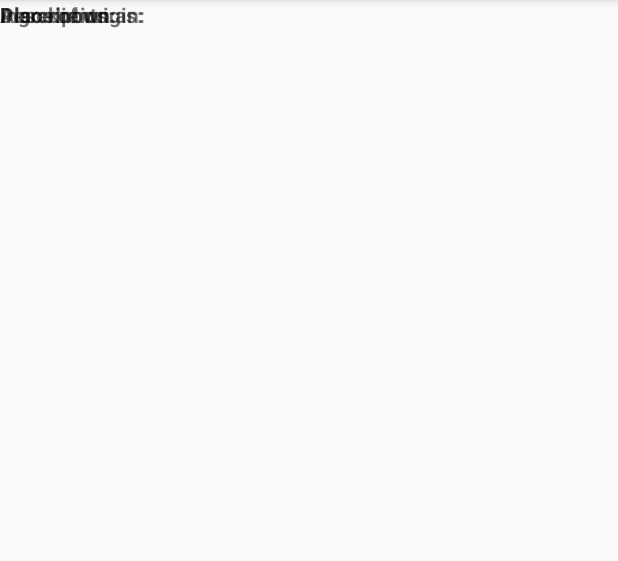
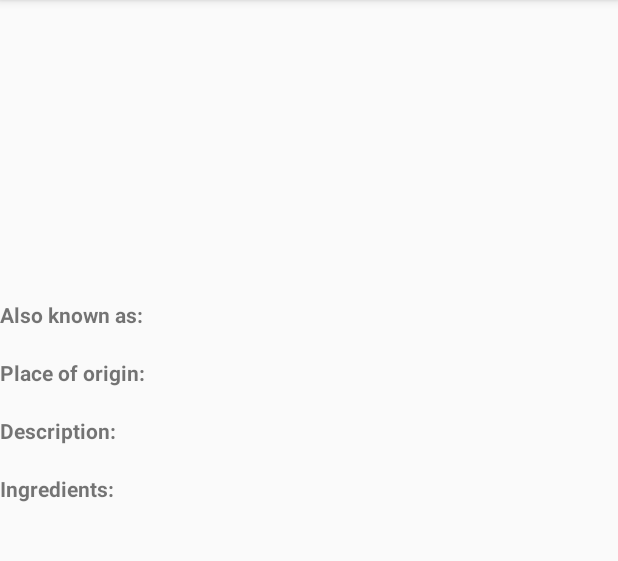
Before and after one commit to amy6/sandwich-club, an Android app: the DetailActivity screen opened directly, with no data from a screen before it, on a phone screen of 412 x 824 dp, the part 84-645 px from its top. Run offline under Robolectric (Android 15) with nearby library versions, the phone set to English and light mode, and no system bars; our stand-ins replace Picasso; 1 statement that could not run was skipped.

Commit message:
add json parsing logic
update detail screen layout

resolve references to individual textviews in detailed screen

```diff
--- a/app/src/main/java/com/udacity/sandwichclub/MainActivity.java
+++ b/app/src/main/java/com/udacity/sandwichclub/MainActivity.java
@@ -9,6 +9,8 @@ import android.widget.ArrayAdapter;
 import android.widget.ListView;
 
 public class MainActivity extends AppCompatActivity {
+
+    public static final String LOG_TAG = MainActivity.class.getSimpleName();
 
     @Override
     protected void onCreate(Bundle savedInstanceState) {
--- a/app/src/main/res/layout/activity_detail.xml
+++ b/app/src/main/res/layout/activity_detail.xml
@@ -1,8 +1,9 @@
 <?xml version="1.0" encoding="utf-8"?>
-<FrameLayout xmlns:android="http://schemas.android.com/apk/res/android"
+<LinearLayout xmlns:android="http://schemas.android.com/apk/res/android"
     xmlns:tools="http://schemas.android.com/tools"
     android:layout_width="match_parent"
     android:layout_height="match_parent"
+    android:orientation="vertical"
     tools:context="com.udacity.sandwichclub.DetailActivity">
 
     <ImageView
@@ -14,37 +15,10 @@
         android:scaleType="centerCrop" />
 
     <TextView
-        android:id="@+id/origin_tv"
-        android:layout_width="wrap_content"
-        android:layout_height="wrap_content" />
-
-    <TextView
         android:layout_width="wrap_content"
         android:layout_height="wrap_content"
         android:text="@string/detail_also_known_as_label"
         android:textStyle="bold" />
-
-    <TextView
-        android:layout_width="wrap_content"
-        android:layout_height="wrap_content"
-        android:text="@string/detail_ingredients_label"
-        android:textStyle="bold" />
-
-    <TextView
-        android:layout_width="wrap_content"
-        android:layout_height="wrap_content"
-        android:text="@string/detail_place_of_origin_label"
-        android:textStyle="bold" />
-
-    <TextView
-        android:id="@+id/description_tv"
-        android:layout_width="wrap_content"
-        android:layout_height="wrap_content" />
-
-    <TextView
-        android:id="@+id/ingredients_tv"
-        android:layout_width="wrap_content"
-        android:layout_height="wrap_content" />
 
     <TextView
         android:id="@+id/also_known_tv"
@@ -54,6 +28,34 @@
     <TextView
         android:layout_width="wrap_content"
         android:layout_height="wrap_content"
+        android:text="@string/detail_place_of_origin_label"
+        android:textStyle="bold" />
+
+    <TextView
+        android:id="@+id/origin_tv"
+        android:layout_width="wrap_content"
+        android:layout_height="wrap_content" />
+
+    <TextView
+        android:layout_width="wrap_content"
+        android:layout_height="wrap_content"
         android:text="@string/detail_description_label"
         android:textStyle="bold" />
-</FrameLayout>
+
+    <TextView
+        android:id="@+id/description_tv"
+        android:layout_width="wrap_content"
+        android:layout_height="wrap_content" />
+
+    <TextView
+        android:layout_width="wrap_content"
+        android:layout_height="wrap_content"
+        android:text="@string/detail_ingredients_label"
+        android:textStyle="bold" />
+
+    <TextView
+        android:id="@+id/ingredients_tv"
+        android:layout_width="wrap_content"
+        android:layout_height="wrap_content" />
+
+</LinearLayout>
--- a/app/src/main/res/values/strings.xml
+++ b/app/src/main/res/values/strings.xml
@@ -12,6 +12,7 @@
 
     <!-- Error messages-->
     <string name="detail_error_message">Sandwich data not available</string>
+    <string name="not_available">Not Available</string>
 
     <string-array name="sandwich_names">
         <item>Ham and cheese sandwich</item>
```
Also changed, not shown: app/src/main/java/com/udacity/sandwichclub/DetailActivity.java (+37 -2 lines), app/src/main/java/com/udacity/sandwichclub/utils/JsonUtils.java (+45 -1 lines).
